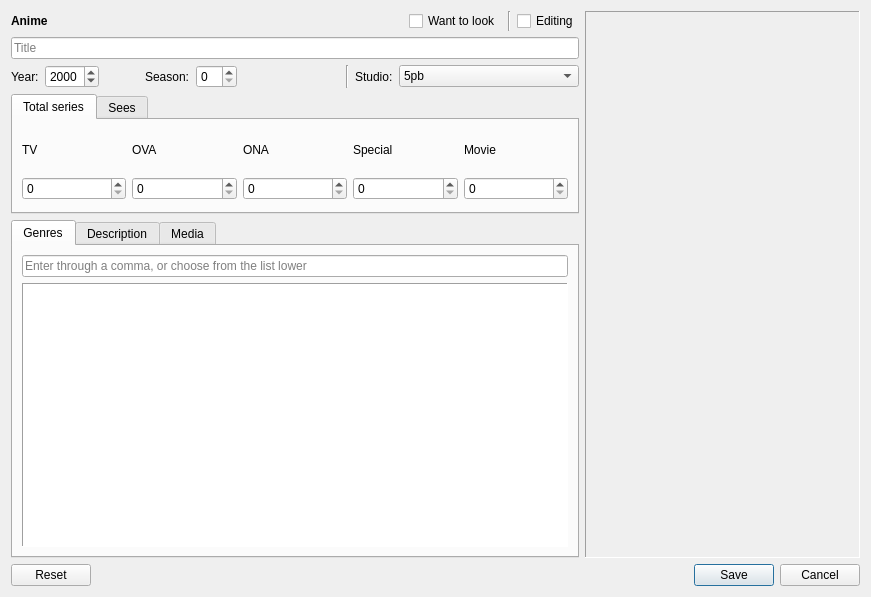
This is dialogaddanime.ui in LibertaSoft/DatabaseAnime as Qt 5 draws it before an edit. The edited form follows.
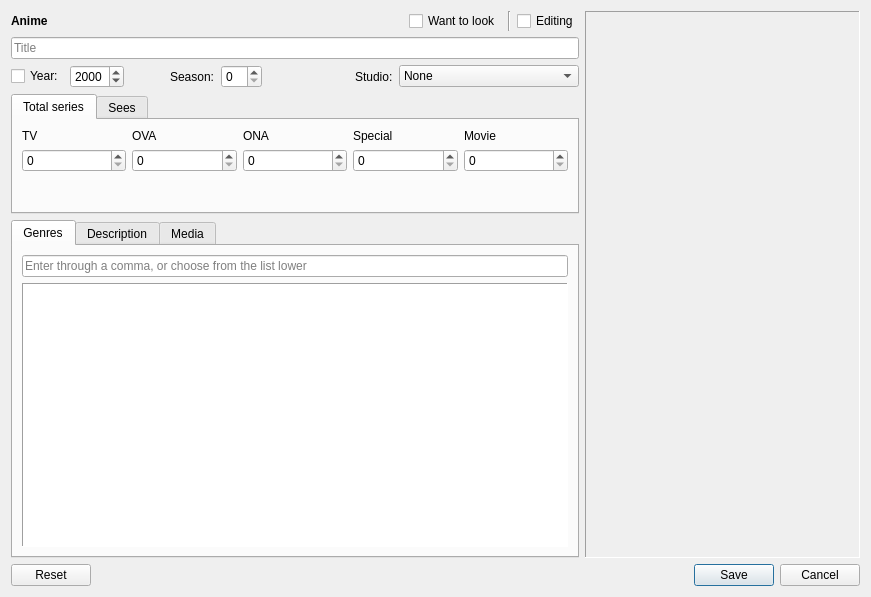
This is the edited form. Icons and pictures are not drawn. Custom widgets are drawn as their Qt base class.

Diff of the .ui file:
```diff
--- a/dialogaddanime.ui
+++ b/dialogaddanime.ui
@@ -105,7 +105,7 @@
           <number>0</number>
          </property>
          <item>
-          <widget class="QLabel" name="Lbl_Year">
+          <widget class="QCheckBox" name="CBox_Year">
            <property name="text">
             <string>Year:</string>
            </property>
@@ -163,13 +163,6 @@
            </property>
           </spacer>
          </item>
-         <item>
-          <widget class="Line" name="line_2">
-           <property name="orientation">
-            <enum>Qt::Vertical</enum>
-           </property>
-          </widget>
-         </item>
          <item>
           <widget class="QLabel" name="Lbl_Studio">
            <property name="text">
@@ -192,7 +185,7 @@
             <bool>false</bool>
            </property>
            <property name="currentText">
-            <string notr="true">5pb</string>
+            <string notr="true">None</string>
            </property>
            <property name="currentIndex">
             <number>0</number>
@@ -206,6 +199,11 @@
            <property name="frame">
             <bool>true</bool>
            </property>
+           <item>
+            <property name="text">
+             <string>None</string>
+            </property>
+           </item>
            <item>
             <property name="text">
              <string notr="true">5pb</string>
@@ -1121,6 +1119,19 @@
              </property>
             </widget>
            </item>
+           <item row="2" column="0" colspan="5">
+            <spacer name="VSpacer_SeriesAll">
+             <property name="orientation">
+              <enum>Qt::Vertical</enum>
+             </property>
+             <property name="sizeHint" stdset="0">
+              <size>
+               <width>20</width>
+               <height>40</height>
+              </size>
+             </property>
+            </spacer>
+           </item>
           </layout>
          </widget>
          <widget class="QWidget" name="tab_lookSeries">
```
Left out of the diff: 41 changed lines with no effect on the pictures.
